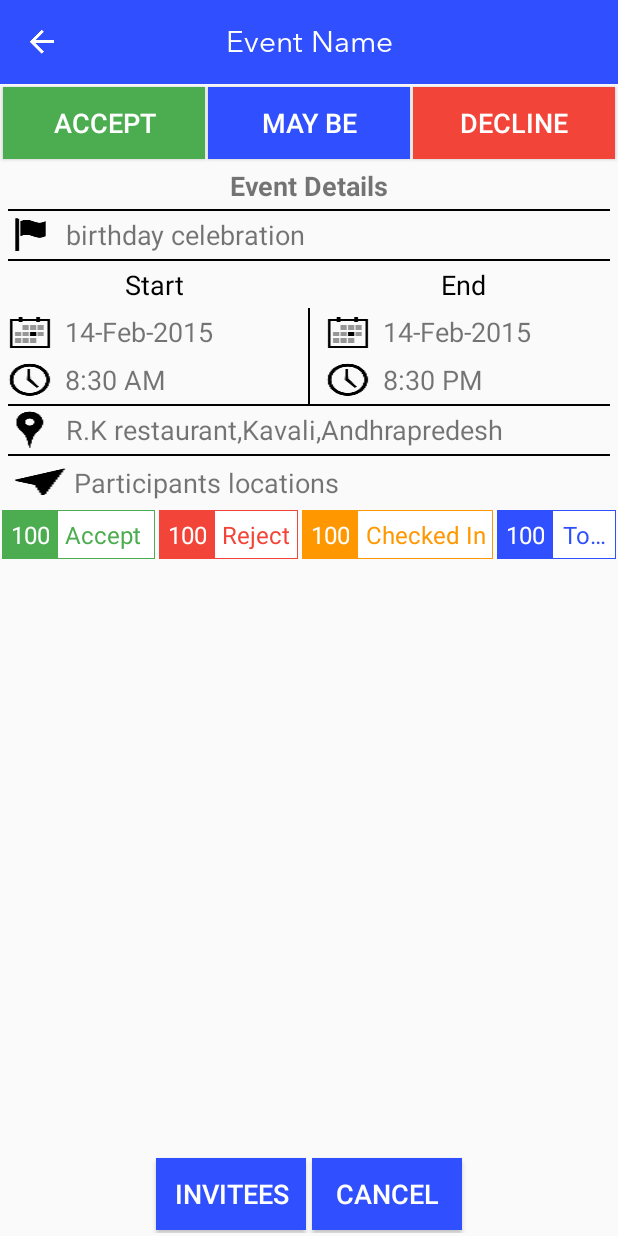
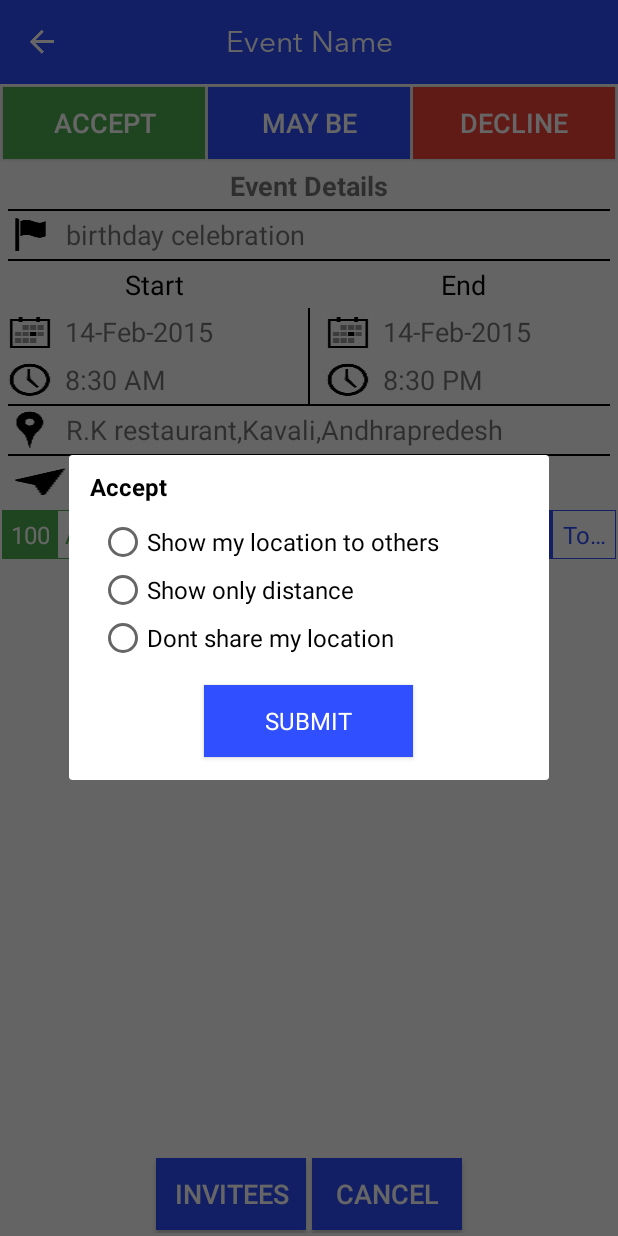
Before and after one commit to sivanookala1979/invitationapp-new, an Android app: the MyInvitationActivity screen opened directly, with no data from a screen before it, after a tap on "ACCEPT", on a phone screen of 412 x 824 dp. Run offline under Robolectric (Android 15) with nearby library versions, the phone set to English and light mode, and no system bars; network calls fail; 13 statements that could not run were skipped.

Commit message:
implemented laocation selection permission dailog in my invitation activity, changes oinj invitation syncher accept and rejrect call, changed update user details call name in user syncher.

```diff
--- a/app/src/main/java/com/cerone/invitation/activities/BaseActivity.java
+++ b/app/src/main/java/com/cerone/invitation/activities/BaseActivity.java
@@ -54,7 +54,7 @@ import java.util.Calendar;
 import java.util.List;
 
 
-public class BaseActivity extends AppCompatActivity {
+public class BaseActivity extends AppCompatActivity implements View.OnClickListener {
 
     public static final int GOOGLE_MAPS_REQUEST = 1;
     InvtAppAsyncTask invtAppAsyncTask;
@@ -347,6 +347,9 @@ public class BaseActivity extends AppCompatActivity {
         snackbar.show();
     }
 
-    //
 
+    @Override
+    public void onClick(View v) {
+
+    }
 }
--- a/app/src/main/java/com/cerone/invitation/activities/MyInvitationActivity.java
+++ b/app/src/main/java/com/cerone/invitation/activities/MyInvitationActivity.java
@@ -4,24 +4,27 @@
  */
 package com.cerone.invitation.activities;
 
+import android.app.Dialog;
 import android.content.Intent;
 import android.os.Bundle;
 import android.util.Log;
 import android.view.View;
 import android.view.View.OnClickListener;
+import android.view.Window;
 import android.widget.Button;
 import android.widget.LinearLayout;
+import android.widget.RadioGroup;
 import android.widget.TextView;
 
 import com.cerone.invitation.R;
 import com.cerone.invitation.helpers.InvtAppAsyncTask;
 import com.cerone.invitation.helpers.InvtAppPreferences;
 import com.cerone.invitation.helpers.ToastHelper;
-import com.example.dataobjects.*;
+import com.example.dataobjects.Event;
+import com.example.dataobjects.Eventstatistics;
+import com.example.dataobjects.Invitation;
 import com.example.syncher.InvitationSyncher;
 import com.example.utills.StringUtils;
-
-import static com.cerone.invitation.R.drawable.event;
 
 
 /**
@@ -35,6 +38,11 @@ public class MyInvitationActivity extends BaseActivity implements OnClickListene
     Button accept, maybe, reject, invitees, cancel;
     Invitation invitations = new Invitation();
     TextView acceptCount, rejectCount, totalCount,checkedInCount;
+    String locationPermission = "";
+
+    public static final String LOCATION = "LOCATION";
+    public static final String DISTANCE = "DISTANCE";
+    public static final String NOTHING = "NOTHING";
 
     @Override
     protected void onCreate(Bundle savedInstanceState) {
@@ -65,6 +73,7 @@ public class MyInvitationActivity extends BaseActivity implements OnClickListene
         accept.setOnClickListener(this);
         maybe.setOnClickListener(this);
         reject.setOnClickListener(this);
+
         eventDetails = InvtAppPreferences.getEventDetails();
         Log.d("Accept","Accept status "+eventDetails.isAccepted());
 
@@ -113,7 +122,7 @@ public class MyInvitationActivity extends BaseActivity implements OnClickListene
                 startActivity(intent);
                 break;
             case R.id.acceptInvitation :
-                acceptOrRejectInvitation(true, eventDetails);
+                showLocationPermissionDialog();
                 break;
             case R.id.gpsLocationIcon :
             case R.id.gpsLocationLayout :
@@ -124,7 +133,7 @@ public class MyInvitationActivity extends BaseActivity implements OnClickListene
                 invitationSelection.setVisibility(View.GONE);
                 break;
             case R.id.rejected :
-                acceptOrRejectInvitation(false, eventDetails);
+                acceptOrRejectInvitation(false, eventDetails, locationPermission);
                 break;
             case R.id.inviteesInfo :
                 intent = new Intent(getApplicationContext(), InvitieesTabActivity.class);
@@ -137,7 +146,7 @@ public class MyInvitationActivity extends BaseActivity implements OnClickListene
         }
     }
 
-    public void acceptOrRejectInvitation(final boolean status, final Event event) {
+    public void acceptOrRejectInvitation(final boolean status, final Event event, final String locationPermission) {
         final String response = "";
         new InvtAppAsyncTask(this) {
 
@@ -146,7 +155,7 @@ public class MyInvitationActivity extends BaseActivity implements OnClickListene
             @Override
             public void process() {
                 InvitationSyncher invitationSyncher = new InvitationSyncher();
-                response = invitationSyncher.getInvitationStatus(event.getEventId(), status);
+                response = invitationSyncher.getInvitationStatus(event.getEventId(), status, locationPermission);
             }
 
             @Override
@@ -166,4 +175,50 @@ public class MyInvitationActivity extends BaseActivity implements OnClickListene
             }
         }.execute();
     }
+
+    public void showLocationPermissionDialog() {
+        final Dialog dialog = new Dialog(this);
+        dialog.requestWindowFeature(Window.FEATURE_NO_TITLE);
+        dialog.setContentView(R.layout.logout_dialog);
+        Button accept = (Button) dialog.findViewById(R.id.btn_submit);
+        Button cancel = (Button) dialog.findViewById(R.id.btn_cancel);
+        cancel.setVisibility(View.GONE);
+        RadioGroup radioGroup = (RadioGroup) dialog.findViewById(R.id.invt_RadioGroup);
+        radioGroup.setOnCheckedChangeListener(new RadioGroup.OnCheckedChangeListener()
+        {
+            @Override
+            public void onCheckedChanged(RadioGroup group, int checkedId)
+            {
+                switch (checkedId){
+                    case R.id.radio_location:
+                        locationPermission = LOCATION;
+                        Log.d("lacation", locationPermission);
+                        break;
+                    case R.id.radio_distance:
+                        locationPermission = DISTANCE;
+                        Log.d("lacation", locationPermission);
+                        break;
+                    case R.id.radio_nothing:
+                        locationPermission = NOTHING;
+                        Log.d("lacation", locationPermission);
+                        break;
+                }
+            }
+        });
+        cancel.setOnClickListener(new View.OnClickListener() {
+            @Override
+            public void onClick(View view) {
+                dialog.cancel();
+            }
+        });
+        accept.setOnClickListener(new View.OnClickListener() {
+            @Override
+            public void onClick(View view) {
+                acceptOrRejectInvitation(true, eventDetails, locationPermission);
+                dialog.cancel();
+            }
+        });
+        dialog.show();
+
+    }
 }
--- a/app/src/main/java/com/cerone/invitation/activities/SignInActivity.java
+++ b/app/src/main/java/com/cerone/invitation/activities/SignInActivity.java
@@ -43,6 +43,7 @@ public class SignInActivity extends BaseActivity implements OnClickListener {
     protected void onCreate(Bundle savedInstanceState) {
         super.onCreate(savedInstanceState);
         setContentView(R.layout.signin);
+        setFontType(R.id.toolbar_title, R.id.editMobileNumber, R.id.country_code, R.id.editOtpNumber, R.id.signIn_button, R.id.txt_sendAgain, R.id.send_again);
         InvtAppPreferences.setPref(getApplicationContext());
         alreadyLoggedIn = InvtAppPreferences.isLoggedIn();
         InvtAppPreferences.setServiceRefresh(false);
--- a/app/src/main/java/com/cerone/invitation/helpers/InvtAppPreferences.java
+++ b/app/src/main/java/com/cerone/invitation/helpers/InvtAppPreferences.java
@@ -8,6 +8,7 @@ import android.content.Context;
 import android.content.SharedPreferences;
 import android.util.Log;
 
+import com.example.dataobjects.ChatInfo;
 import com.example.dataobjects.CurrencyTypes;
 import com.example.dataobjects.Event;
 import com.example.dataobjects.Group;
@@ -48,9 +49,7 @@ public class InvtAppPreferences {
     private static final String UPLOAD_PICTURE_QUALITY = "uploadpicturequality";
     private static final String ACCOUNT_SETTINGS_IMAGE = "accountImage";
     private static final String IS_PROFILE_GIVEN = "profilegiven";
-
-
-
+    private static final String CHAT_INFO = "chatinfo";
 
     public static SharedPreferences getPref() {
         return pref;
@@ -276,4 +275,15 @@ public class InvtAppPreferences {
         return pref.getBoolean(IS_PROFILE_GIVEN, false);
     }
 
+    public static void setChatInfo(ChatInfo chatInfo) {
+        String chatInfoDetails = new Gson().toJson(chatInfo);
+        pref.edit().putString(CHAT_INFO, chatInfoDetails).commit();
+    }
+
+    public static ChatInfo getChatInfo() {
+        java.lang.reflect.Type type = new TypeToken<ChatInfo>() {
+        }.getType();
+        return new Gson().fromJson(pref.getString(CHAT_INFO, ""), type);
+    }
+
 }
--- a/app/src/main/res/layout/activity_user_profile.xml
+++ b/app/src/main/res/layout/activity_user_profile.xml
@@ -294,7 +294,7 @@
         android:layout_margin="10dp"
         android:background="@drawable/gradient_button"
         android:padding="10dp"
-        android:text="Continue"
+        android:text="Update"
         android:layout_alignParentBottom="true"
         android:textColor="@color/white"
         android:textSize="@dimen/text_size"
--- /dev/null
+++ b/app/src/main/res/layout/logout_dialog.xml
@@ -0,0 +1,91 @@
+<?xml version="1.0" encoding="utf-8"?>
+<LinearLayout xmlns:android="http://schemas.android.com/apk/res/android"
+    android:layout_width="match_parent"
+    android:layout_height="wrap_content"
+    android:minWidth="300dp"
+    android:layout_margin="10dp"
+    android:orientation="vertical">
+
+    <TextView
+        android:id="@+id/title_accept"
+        android:layout_width="match_parent"
+        android:layout_height="wrap_content"
+        android:fontFamily="fonts/AvenirNextLTPro-Regular.otf"
+        android:text=" Accept"
+        android:textSize="@dimen/text_medium"
+        android:textColor="@color/black"
+        android:textStyle="normal|bold" />
+
+    <LinearLayout
+        android:id="@+id/layout_radio"
+        android:layout_width="match_parent"
+        android:layout_height="wrap_content"
+        android:orientation="vertical">
+
+        <RadioGroup
+            android:id="@+id/invt_RadioGroup"
+            android:layout_width="match_parent"
+            android:layout_height="wrap_content"
+            android:orientation="vertical"
+            android:layout_margin="10dp">
+
+            <RadioButton
+                android:id="@+id/radio_location"
+                android:layout_width="match_parent"
+                android:layout_height="wrap_content"
+                android:text="Show my location to others"
+                android:textSize="@dimen/text_medium"/>
+
+            <RadioButton
+                android:id="@+id/radio_distance"
+                android:layout_width="match_parent"
+                android:layout_height="wrap_content"
+                android:text="Show only distance"
+                android:textSize="@dimen/text_medium"/>
+
+            <RadioButton
+                android:id="@+id/radio_nothing"
+                android:layout_width="match_parent"
+                android:layout_height="wrap_content"
+                android:text="Dont share my location"
+                android:textSize="@dimen/text_medium"/>
+
+        </RadioGroup>
+
+    </LinearLayout>
+
+    <LinearLayout
+        android:layout_width="match_parent"
+        android:layout_height="wrap_content"
+        android:layout_marginLeft="5dp"
+        android:layout_marginRight="5dp"
+        android:orientation="horizontal"
+        android:gravity="center"
+        android:weightSum="2">
+
+        <Button
+            android:id="@+id/btn_cancel"
+            android:layout_width="0dp"
+            android:layout_height="match_parent"
+            android:layout_margin="5dp"
+            android:layout_weight="1"
+            android:background="@color/blue_shade"
+            android:fontFamily="fonts/AvenirNextLTPro-Regular.otf"
+            android:text="Cancel"
+            android:textColor="@color/white"
+            android:textSize="@dimen/text_medium" />
+
+        <Button
+            android:id="@+id/btn_submit"
+            android:layout_width="0dp"
+            android:layout_height="match_parent"
+            android:layout_margin="5dp"
+            android:layout_weight="1"
+            android:background="@color/blue_shade"
+            android:fontFamily="fonts/AvenirNextLTPro-Regular.otf"
+            android:text="Submit"
+            android:textColor="@color/white"
+            android:textSize="@dimen/text_medium" />
+
+    </LinearLayout>
+</LinearLayout>
--- a/app/src/main/res/layout/signin.xml
+++ b/app/src/main/res/layout/signin.xml
@@ -37,7 +37,7 @@
             <LinearLayout
                 android:layout_width="match_parent"
                 android:layout_height="wrap_content"
-                android:layout_marginLeft="20dp"
+                android:layout_marginLeft="10dp"
                 android:layout_marginRight="20dp"
                 android:layout_marginTop="10dp"
                 android:gravity="left|center"
@@ -50,8 +50,9 @@
                         android:layout_width="0dp"
                         android:layout_height="match_parent"
                         android:layout_gravity="center_horizontal"
-                    android:layout_weight="2"
+                        android:layout_weight="2.5"
                         android:text="+91"
+                        android:gravity="center|end"
                         android:textSize="@dimen/text_size"
                         android:textAllCaps="false"
                         style="@style/Widget.AppCompat.Button.Borderless" />
--- a/core/src/main/java/com/example/syncher/InvitationSyncher.java
+++ b/core/src/main/java/com/example/syncher/InvitationSyncher.java
@@ -90,10 +90,10 @@ public class InvitationSyncher extends BaseSyncher {
         return listOfInvitaioons;
     }
 
-    public Eventstatistics getInvitationStatus(int eventId, boolean accepted) {
+    public Eventstatistics getInvitationStatus(int eventId, boolean accepted, String permission) {
         Eventstatistics eventstatistics = new Eventstatistics();
         try {
-            String dataFromServer = HTTPUtils.getDataFromServer(BASE_URL + "events/accept_or_reject_invitation.json?event_id=" + eventId + "&accepted=" + accepted, "GET", true);
+            String dataFromServer = HTTPUtils.getDataFromServer(BASE_URL + "events/accept_or_reject_invitation.json?event_id=" + eventId + "&accepted=" + accepted+((accepted)?"&permission=" +permission:""), "GET", true);
             if (StringUtils.isJSONValid(dataFromServer)) {
                 JSONObject response = new JSONObject(dataFromServer);
                 if (response != null) {
--- a/core/src/main/java/com/example/syncher/UserSyncher.java
+++ b/core/src/main/java/com/example/syncher/UserSyncher.java
@@ -160,7 +160,7 @@ public class UserSyncher extends BaseSyncher {
             userObject.put("phone_number", user.getPhoneNumber());
             userObject.put("status", user.getStatus());
             userObject.put("image", user.getImage());
-            String object = HTTPUtils.getDataFromServer(BASE_URL + "/update_user_details", "POST", userObject.toString(), true);
+            String object = HTTPUtils.getDataFromServer(BASE_URL + "/users/update_user_details", "POST", userObject.toString(), true);
             JSONObject jsonObject = new JSONObject(object);
             if (jsonObject.has("user_name"))
                 userDetails.setUserName(jsonObject.getString("user_name"));
```
Lines whose indentation alone changed are shown as unchanged.
